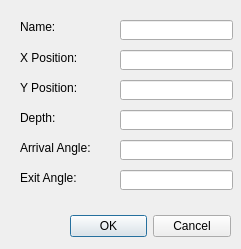
iti-luebeck/HANSE2011, file Hanse/Module_Navigation/waypointdialog.ui: the form before one commit.
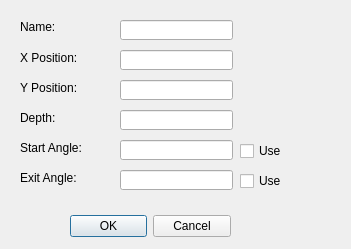
The form after the commit.

```diff
--- a/Hanse/Module_Navigation/waypointdialog.ui
+++ b/Hanse/Module_Navigation/waypointdialog.ui
@@ -6,7 +6,7 @@
    <rect>
     <x>0</x>
     <y>0</y>
-    <width>241</width>
+    <width>351</width>
     <height>249</height>
    </rect>
   </property>
@@ -141,7 +141,7 @@
     </rect>
    </property>
    <property name="text">
-    <string>Arrival Angle:</string>
+    <string>Start Angle:</string>
    </property>
   </widget>
   <widget class="QLineEdit" name="exitAngleEdit">
@@ -167,6 +167,32 @@
     <string>Exit Angle:</string>
    </property>
   </widget>
+  <widget class="QCheckBox" name="useStartBox">
+   <property name="geometry">
+    <rect>
+     <x>240</x>
+     <y>140</y>
+     <width>98</width>
+     <height>22</height>
+    </rect>
+   </property>
+   <property name="text">
+    <string>Use</string>
+   </property>
+  </widget>
+  <widget class="QCheckBox" name="useExitBox">
+   <property name="geometry">
+    <rect>
+     <x>240</x>
+     <y>170</y>
+     <width>98</width>
+     <height>22</height>
+    </rect>
+   </property>
+   <property name="text">
+    <string>Use</string>
+   </property>
+  </widget>
  </widget>
  <resources/>
  <connections>
```
